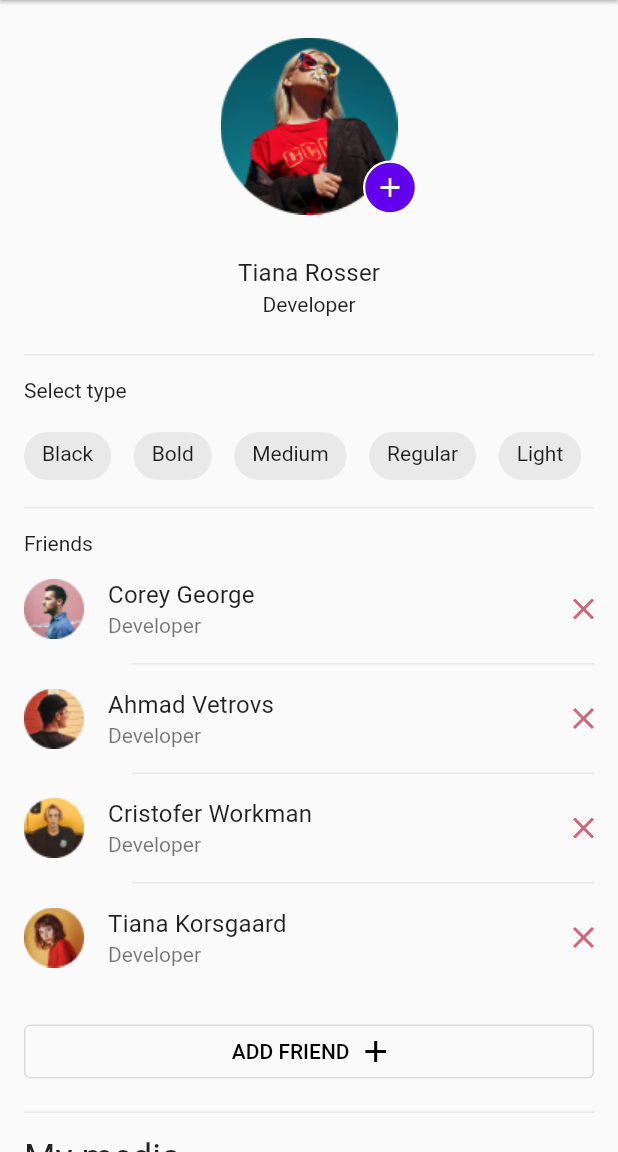
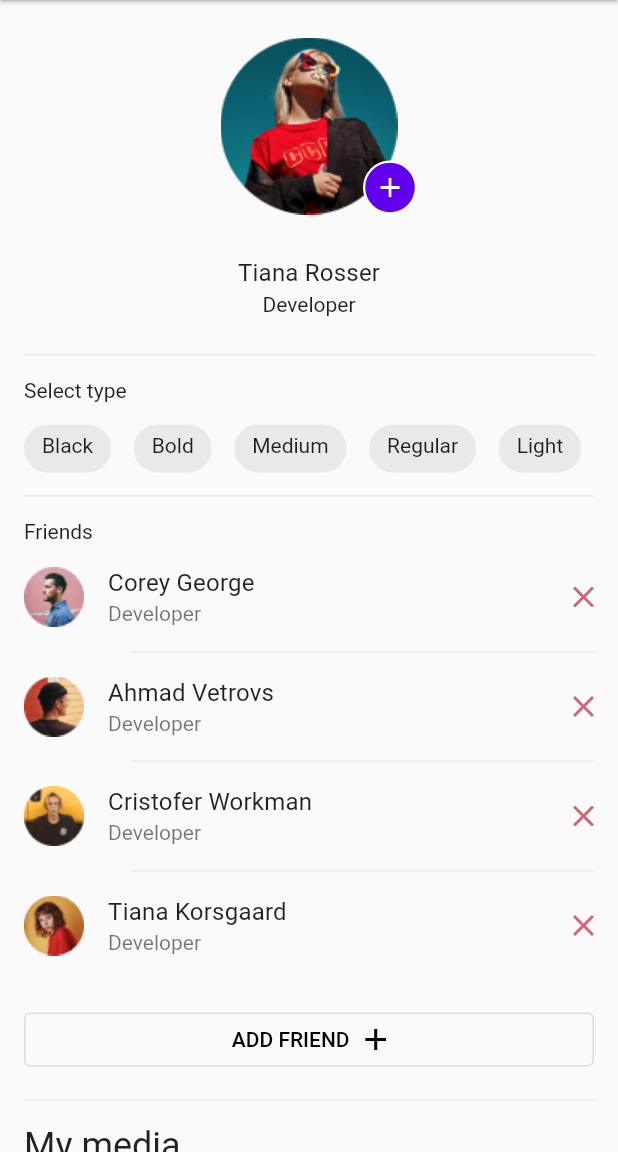
Before and after one commit to Smirnova-Olga/Profile_app, a Flutter app: the screen it shows after launch, on a phone screen of 412 x 824 dp, the part 84-1236 px from its top. Run offline on Flutter 3.47's test engine with Material 2 defaults, Android fonts, the phone set to English and light mode, and no system bars; our stand-ins replace flutter_svg; statements that could not run were skipped.

```diff
--- a/lib/widgets/my_media_widget.dart
+++ b/lib/widgets/my_media_widget.dart
@@ -56,7 +56,7 @@ class GridPhotosWidget extends StatelessWidget {
       'assets/images/rectangle14.png',
     ];
     return Container(
-        height: 400,
+        height: 385,
         padding: const EdgeInsets.only(top: 16),
         child: GridView.builder(
           gridDelegate: const SliverGridDelegateWithFixedCrossAxisCount(
@@ -66,8 +66,7 @@ class GridPhotosWidget extends StatelessWidget {
           ),
           itemCount: photo.length,
           itemBuilder: (context, index) {
-            return Expanded(
-              child: Stack(
+            return Stack(
               fit: StackFit.expand,
               children: [
                 FittedBox(
@@ -97,7 +96,6 @@ class GridPhotosWidget extends StatelessWidget {
                   ),
                 ),
               ],
-              ),
             );
           },
         ));
--- a/lib/widgets/select_type_widget.dart
+++ b/lib/widgets/select_type_widget.dart
@@ -3,14 +3,50 @@ import 'package:profile_app/theme/app_text_theme.dart';
 import 'package:profile_app/theme/colors_theme.dart';
 import 'package:profile_app/widgets/app_devider.dart';
 
-class SelectTypeWidget extends StatefulWidget {
+class SelectTypeWidget extends StatelessWidget {
   const SelectTypeWidget({super.key});
 
   @override
-  State<SelectTypeWidget> createState() => _SelectTypeWidgetState();
+  Widget build(BuildContext context) {
+    return Column(
+      crossAxisAlignment: CrossAxisAlignment.start,
+      children: const [
+        TextSelectTypeWidget(),
+        ItemSelectWidget(),
+        Padding(
+          padding: EdgeInsets.only(top: 15),
+          child: AppDivider(),
+        ),
+      ],
+    );
+  }
 }
 
-class _SelectTypeWidgetState extends State<SelectTypeWidget> {
+class TextSelectTypeWidget extends StatelessWidget {
+  const TextSelectTypeWidget({
+    Key? key,
+  }) : super(key: key);
+
+  @override
+  Widget build(BuildContext context) {
+    return const Padding(
+      padding: EdgeInsets.symmetric(vertical: 15, horizontal: 16),
+      child: Text(
+        'Select type',
+        style: AppTextTheme.body2,
+      ),
+    );
+  }
+}
+
+class ItemSelectWidget extends StatefulWidget {
+  const ItemSelectWidget({super.key});
+
+  @override
+  State<ItemSelectWidget> createState() => _ItemSelectWidgetState();
+}
+
+class _ItemSelectWidgetState extends State<ItemSelectWidget> {
   final List<String> _selectType = [
     'Black',
     'Bold',
@@ -21,19 +57,10 @@ class _SelectTypeWidgetState extends State<SelectTypeWidget> {
   int _activeIndex = -1;
   @override
   Widget build(BuildContext context) {
-    return Column(
-      crossAxisAlignment: CrossAxisAlignment.start,
-      children: [
-        const Padding(
-          padding: EdgeInsets.fromLTRB(16, 15, 0, 15),
-          child: Text(
-            'Select type',
-            style: AppTextTheme.body2,
-          ),
-        ),
-        Container(
-          padding: const EdgeInsets.fromLTRB(16, 5, 0, 8),
-          height: 45,
+    return Padding(
+      padding: const EdgeInsets.only(left: 16),
+      child: SizedBox(
+        height: 32,
         child: ListView.separated(
           scrollDirection: Axis.horizontal,
           itemCount: _selectType.length,
@@ -71,17 +98,11 @@ class _SelectTypeWidgetState extends State<SelectTypeWidget> {
               ),
             );
           },
-            separatorBuilder: (BuildContext context, int index) =>
-                const SizedBox(
+          separatorBuilder: (BuildContext context, int index) => const SizedBox(
             width: 15,
           ),
         ),
       ),
-        const Padding(
-          padding: EdgeInsets.only(top: 10),
-          child: AppDivider(),
-        ),
-      ],
     );
   }
 }
```
Lines whose indentation alone changed are shown as unchanged.
